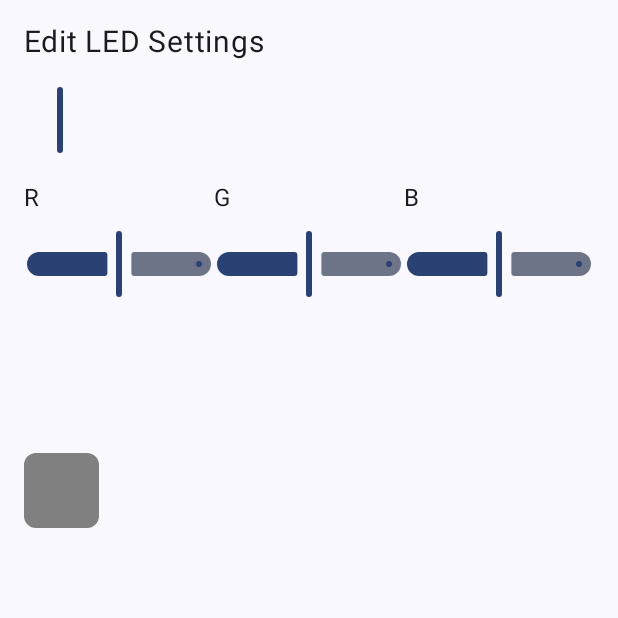
After one commit to vorovskajalapa/diploma, an Android app built with Jetpack Compose: the composable LEDScreen shown on its own in the app's theme, on a phone screen of 412 x 824 dp, the top half of it. The commit adds this screen. Run offline under Robolectric (Android 15) with nearby library versions, the phone set to English and light mode, and no system bars.

```diff
--- a/application-ha/app/build.gradle.kts
+++ b/application-ha/app/build.gradle.kts
@@ -73,6 +73,7 @@ dependencies {
 
     implementation("org.eclipse.paho:org.eclipse.paho.client.mqttv3:1.2.5")
     implementation("org.eclipse.paho:org.eclipse.paho.android.service:1.1.1")
+    implementation ("androidx.work:work-runtime-ktx:2.8.1")
 
     implementation("com.google.code.gson:gson:2.10.1")
 }
--- a/application-ha/app/src/main/AndroidManifest.xml
+++ b/application-ha/app/src/main/AndroidManifest.xml
@@ -4,6 +4,8 @@
 
     <uses-permission android:name="android.permission.INTERNET" />
     <uses-permission android:name="android.permission.ACCESS_NETWORK_STATE" />
+
+    <uses-permission android:name="android.permission.POST_NOTIFICATIONS" />
 
     <application
         android:allowBackup="true"
--- a/application-ha/app/src/main/java/com/example/iot_ha/data/local/command/CommandDAO.kt
+++ b/application-ha/app/src/main/java/com/example/iot_ha/data/local/command/CommandDAO.kt
@@ -21,4 +21,7 @@ interface CommandDAO {
 
     @Query("SELECT * FROM commands WHERE commandType = :type")
     fun getCommandsByTypeFlow(type: String): Flow<List<Command>>
+
+    @Query("SELECT * FROM commands")
+    fun getAllCommandsFlow(): Flow<List<Command>>
 }
--- a/application-ha/app/src/main/java/com/example/iot_ha/data/local/device/DeviceDAO.kt
+++ b/application-ha/app/src/main/java/com/example/iot_ha/data/local/device/DeviceDAO.kt
@@ -35,4 +35,7 @@ interface DeviceDAO {
 
     @Query("SELECT COUNT(*) FROM devices WHERE roomId = :roomId")
     suspend fun getDeviceCountForRoom(roomId: Long): Int
+
+    @Query("SELECT * FROM devices")
+    fun getAllDevicesFlow(): Flow<List<Device>>
 }
--- a/application-ha/app/src/main/java/com/example/iot_ha/data/mqtt/MQTTClient.kt
+++ b/application-ha/app/src/main/java/com/example/iot_ha/data/mqtt/MQTTClient.kt
@@ -18,7 +18,7 @@ object MQTTClient: MQTTMessaging, MQTTConnection {
     private var broker: Broker? = null
     private var messageHandler: MQTTMessageHandler? = null
 
-    fun initialize(broker: Broker, handler: MQTTMessageHandler): MQTTClient {
+    fun initialize(broker: Broker, handler: MQTTMessageHandler?): MQTTClient {
         this.broker = broker
         this.messageHandler = handler
         return this
--- a/application-ha/app/src/main/java/com/example/iot_ha/ui/screens/HomeScreen.kt
+++ b/application-ha/app/src/main/java/com/example/iot_ha/ui/screens/HomeScreen.kt
@@ -97,7 +97,10 @@ fun HomeScreen(
                     roomsViewModel = roomsViewModel
                 )
 
+//                2 -> ScheduleScreen()
+
                 2 -> SettingsScreen()
+
             }
         }
     }
--- a/application-ha/app/src/main/java/com/example/iot_ha/ui/screens/home/RoomDetailScreen.kt
+++ b/application-ha/app/src/main/java/com/example/iot_ha/ui/screens/home/RoomDetailScreen.kt
@@ -66,6 +66,4 @@ fun RoomDetailScreen(
             }
         }
     }
-
-    Text("Room $roomId")
 }
--- /dev/null
+++ b/application-ha/app/src/main/java/com/example/iot_ha/ui/screens/home/settings/LEDScreen.kt
@@ -0,0 +1,76 @@
+package com.example.iot_ha.ui.screens.home.settings
+
+import androidx.compose.foundation.background
+import androidx.compose.foundation.layout.*
+import androidx.compose.foundation.rememberScrollState
+import androidx.compose.foundation.verticalScroll
+import androidx.compose.foundation.horizontalScroll
+import androidx.compose.foundation.shape.RoundedCornerShape
+import androidx.compose.material3.*
+import androidx.compose.runtime.*
+import androidx.compose.ui.Modifier
+import androidx.compose.ui.graphics.Color
+import androidx.compose.ui.unit.dp
+import androidx.compose.ui.unit.sp
+import kotlin.math.roundToInt
+
+@Composable
+fun LEDScreen() {
+    var brightness by remember { mutableStateOf(50) }
+    var red by remember { mutableStateOf(128) }
+    var green by remember { mutableStateOf(128) }
+    var blue by remember { mutableStateOf(128) }
+
+    val color = Color(red, green, blue)
+
+    Column(
+        modifier = Modifier
+            .fillMaxSize()
+            .padding(16.dp)
+    ) {
+        Text("Edit LED Settings", fontSize = 20.sp, modifier = Modifier.padding(bottom = 16.dp))
+
+        // Горизонтальный скролл для яркости
+        Row(
+            modifier = Modifier
+                .fillMaxWidth()
+                .horizontalScroll(rememberScrollState())
+                .padding(bottom = 16.dp)
+        ) {
+            Slider(value = brightness.toFloat(), onValueChange = { brightness = it.roundToInt() },
+                valueRange = 0f..100f)
+        }
+
+        Row(modifier = Modifier.fillMaxWidth(), horizontalArrangement = Arrangement.SpaceEvenly) {
+            listOf("R" to red, "G" to green, "B" to blue).forEach { (label, value) ->
+                Column(modifier = Modifier.weight(1f)) {
+                    Text(text = label, fontSize = 16.sp, modifier = Modifier.padding(bottom = 8.dp))
+                    Column(
+                        modifier = Modifier
+                            .height(150.dp)
+                            .verticalScroll(rememberScrollState())
+                    ) {
+                        Slider(
+                            value = value.toFloat(),
+                            onValueChange = {
+                                when (label) {
+                                    "R" -> red = it.roundToInt()
+                                    "G" -> green = it.roundToInt()
+                                    "B" -> blue = it.roundToInt()
+                                }
+                            },
+                            valueRange = 0f..255f
+                        )
+                    }
+                }
+            }
+        }
+
+        Box(
+            modifier = Modifier
+                .size(50.dp)
+                .background(color, shape = RoundedCornerShape(8.dp))
+                .padding(top = 16.dp)
+        )
+    }
+}
```
Also changed, not shown: application-ha/app/src/main/java/com/example/iot_ha/data/mqtt/domain/MQTTMessageHandler.kt (+5 -13 lines), application-ha/app/src/main/java/com/example/iot_ha/ui/components/devices/DeviceCard.kt (+11 -15 lines), application-ha/app/src/main/java/com/example/iot_ha/ui/screens/home/DevicesScreen.kt (+17 -0 lines), application-ha/app/src/main/java/com/example/iot_ha/ui/screens/home/ScheduleScreen.kt (added, +9 -0 lines), application-ha/app/src/main/java/com/example/iot_ha/ui/viewmodels/shared/DevicesViewModel.kt (+23 -0 lines), 4 other files.
